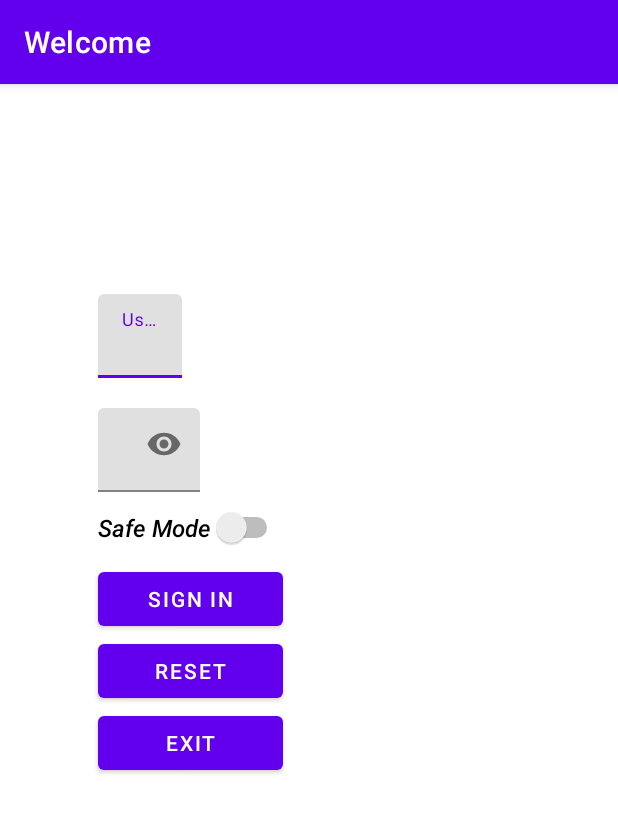
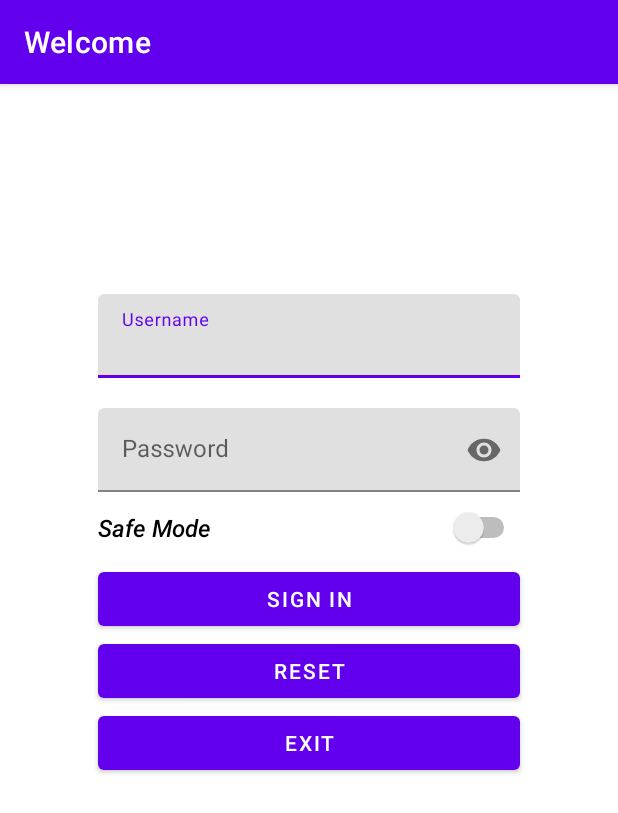
Before and after one commit to li-xin-yi/SQL-inject-demo, an Android app: the screen it shows after launch (MainActivity), on a phone screen of 412 x 824 dp. Shown: the top 813 px of the screen. Run offline under Robolectric (Android 15) with nearby library versions, the phone set to English and light mode, and no system bars.

Commit message:
adjust layout

```diff
--- a/app/src/main/res/layout/activity_all_employee.xml
+++ b/app/src/main/res/layout/activity_all_employee.xml
@@ -8,7 +8,7 @@
 
     <androidx.recyclerview.widget.RecyclerView
         android:id="@+id/recycleViewer"
-        android:layout_width="wrap_content"
+        android:layout_width="match_parent"
         android:layout_height="wrap_content"
         app:fastScrollEnabled="false"
         app:layout_constraintStart_toStartOf="parent"
--- a/app/src/main/res/layout/activity_main.xml
+++ b/app/src/main/res/layout/activity_main.xml
@@ -6,18 +6,21 @@
     android:layout_height="match_parent"
     tools:context=".MainActivity">
 
+
         <TableLayout
             android:layout_width="match_parent"
             android:layout_height="wrap_content"
             android:layout_marginTop="120dp"
             android:orientation="vertical"
-        app:layout_constraintTop_toTopOf="parent">
+            app:layout_constraintTop_toTopOf="parent"
+            app:layout_constraintStart_toEndOf="parent"
+            android:stretchColumns="0">
 
 
             <TableRow>
 
                 <com.google.android.material.textfield.TextInputLayout
-                android:layout_width="match_parent"
+                    android:layout_width="fill_parent"
                     android:layout_height="wrap_content"
                     android:layout_marginStart="65dp"
                     android:layout_marginTop="20dp"
@@ -27,8 +30,9 @@
 
                     <com.google.android.material.textfield.TextInputEditText
                         android:id="@+id/usernameInput"
-                    android:layout_width="wrap_content"
+                        android:layout_width="match_parent"
                         android:layout_height="wrap_content"
+
                         android:ems="15"
                         android:inputType="text" />
                 </com.google.android.material.textfield.TextInputLayout>
@@ -37,7 +41,7 @@
             <TableRow>
 
                 <com.google.android.material.textfield.TextInputLayout
-                android:layout_width="match_parent"
+                    android:layout_width="wrap_content"
                     android:layout_height="wrap_content"
                     android:layout_marginStart="65dp"
                     android:layout_marginTop="20dp"
@@ -47,7 +51,7 @@
 
                     <com.google.android.material.textfield.TextInputEditText
                         android:id="@+id/passwordInput"
-                    android:layout_width="wrap_content"
+                        android:layout_width="match_parent"
                         android:layout_height="wrap_content"
                         android:ems="15"
                         android:inputType="textPassword" />
@@ -68,7 +72,9 @@
                     android:text="Safe Mode"
                     android:textAllCaps="false"
                     android:textSize="16sp"
-                android:textStyle="italic" />
+                    android:textStyle="italic"
+                    tools:ignore="UseSwitchCompatOrMaterialXml"
+                    android:focusable="true" />
             </TableRow>
 
             <TableRow>
@@ -81,6 +87,7 @@
                     android:layout_marginTop="10dp"
                     android:layout_marginEnd="65dp"
                     android:onClick="signOnClick"
+
                     android:text="Sign in" />
             </TableRow>
 
@@ -113,4 +120,5 @@
 
         </TableLayout>
 
+
 </androidx.constraintlayout.widget.ConstraintLayout>
--- a/app/src/main/res/layout/activity_result.xml
+++ b/app/src/main/res/layout/activity_result.xml
@@ -41,8 +41,8 @@
                             android:id="@+id/nameInput"
                             android:layout_width="match_parent"
                             android:layout_height="wrap_content"
-                            android:inputType="text"
-                            android:ems="15" />
+                            android:ems="15"
+                            android:inputType="text" />
                     </com.google.android.material.textfield.TextInputLayout>
 
                 </TableRow>
```
Also changed, not shown: app/src/main/java/com/example/sql_inject_demo/MainActivity.java (+31 -2 lines), app/src/main/res/layout/activity_data_viewer.xml (+10 -4 lines). Lines whose indentation alone changed are shown as unchanged.
